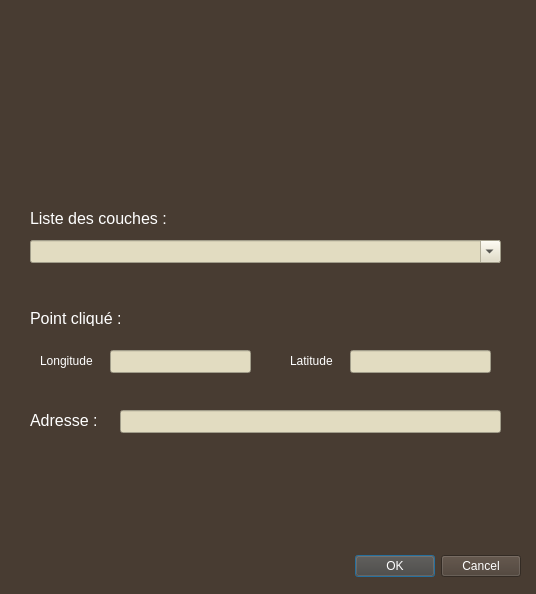
Above: myfirstplugin_dialog_base.ui from wulaurent/myfirstplugin before the change. Below: the same form after it.
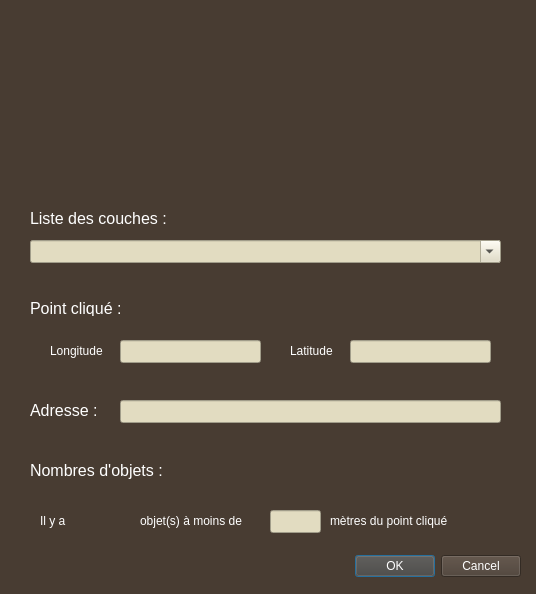
That is the form after the change. Icons and pictures are not drawn.

Commit message: feat(tampon): jointure spatiale entre le tampon et ma couche

```diff
--- a/myfirstplugin_dialog_base.ui
+++ b/myfirstplugin_dialog_base.ui
@@ -983,7 +983,7 @@
    <property name="geometry">
     <rect>
      <x>30</x>
-     <y>310</y>
+     <y>300</y>
      <width>211</width>
      <height>16</height>
     </rect>
@@ -1000,8 +1000,8 @@
   <widget class="QLineEdit" name="longitude_point">
    <property name="geometry">
     <rect>
-     <x>110</x>
-     <y>350</y>
+     <x>120</x>
+     <y>340</y>
      <width>141</width>
      <height>23</height>
     </rect>
@@ -1014,8 +1014,8 @@
   <widget class="QLabel" name="longitude_label">
    <property name="geometry">
     <rect>
-     <x>40</x>
-     <y>350</y>
+     <x>50</x>
+     <y>340</y>
      <width>61</width>
      <height>21</height>
     </rect>
@@ -1028,7 +1028,7 @@
    <property name="geometry">
     <rect>
      <x>350</x>
-     <y>350</y>
+     <y>340</y>
      <width>141</width>
      <height>23</height>
     </rect>
@@ -1042,7 +1042,7 @@
    <property name="geometry">
     <rect>
      <x>290</x>
-     <y>350</y>
+     <y>340</y>
      <width>61</width>
      <height>21</height>
     </rect>
@@ -1055,7 +1055,7 @@
    <property name="geometry">
     <rect>
      <x>30</x>
-     <y>410</y>
+     <y>400</y>
      <width>81</width>
      <height>21</height>
     </rect>
@@ -1073,7 +1073,7 @@
    <property name="geometry">
     <rect>
      <x>120</x>
-     <y>410</y>
+     <y>400</y>
      <width>381</width>
      <height>23</height>
     </rect>
@@ -1083,6 +1083,96 @@
 color: rgb(0, 0, 0);</string>
    </property>
   </widget>
+  <widget class="QLabel" name="address_label_2">
+   <property name="geometry">
+    <rect>
+     <x>30</x>
+     <y>460</y>
+     <width>151</width>
+     <height>21</height>
+    </rect>
+   </property>
+   <property name="font">
+    <font>
+     <pointsize>12</pointsize>
+    </font>
+   </property>
+   <property name="text">
+    <string>Nombres d'objets :</string>
+   </property>
+  </widget>
+  <widget class="QLabel" name="longitude_label_2">
+   <property name="geometry">
+    <rect>
+     <x>40</x>
+     <y>510</y>
+     <width>31</width>
+     <height>21</height>
+    </rect>
+   </property>
+   <property name="text">
+    <string>Il y a</string>
+   </property>
+  </widget>
+  <widget class="QLabel" name="longitude_label_3">
+   <property name="geometry">
+    <rect>
+     <x>140</x>
+     <y>510</y>
+     <width>121</width>
+     <height>21</height>
+    </rect>
+   </property>
+   <property name="text">
+    <string>objet(s) à moins de </string>
+   </property>
+  </widget>
+  <widget class="QLabel" name="longitude_label_4">
+   <property name="geometry">
+    <rect>
+     <x>330</x>
+     <y>510</y>
+     <width>141</width>
+     <height>21</height>
+    </rect>
+   </property>
+   <property name="text">
+    <string>mètres du point cliqué</string>
+   </property>
+  </widget>
+  <widget class="QLineEdit" name="meters_label">
+   <property name="geometry">
+    <rect>
+     <x>270</x>
+     <y>510</y>
+     <width>51</width>
+     <height>23</height>
+    </rect>
+   </property>
+   <property name="styleSheet">
+    <string notr="true">background-color: rgb(226, 220, 193);
+color: rgb(0, 0, 0);</string>
+   </property>
+  </widget>
+  <widget class="QLabel" name="object_label">
+   <property name="geometry">
+    <rect>
+     <x>80</x>
+     <y>510</y>
+     <width>51</width>
+     <height>21</height>
+    </rect>
+   </property>
+   <property name="layoutDirection">
+    <enum>Qt::LeftToRight</enum>
+   </property>
+   <property name="text">
+    <string/>
+   </property>
+   <property name="alignment">
+    <set>Qt::AlignCenter</set>
+   </property>
+  </widget>
  </widget>
  <resources/>
  <connections>
```
The commit also changes 1 other file.
